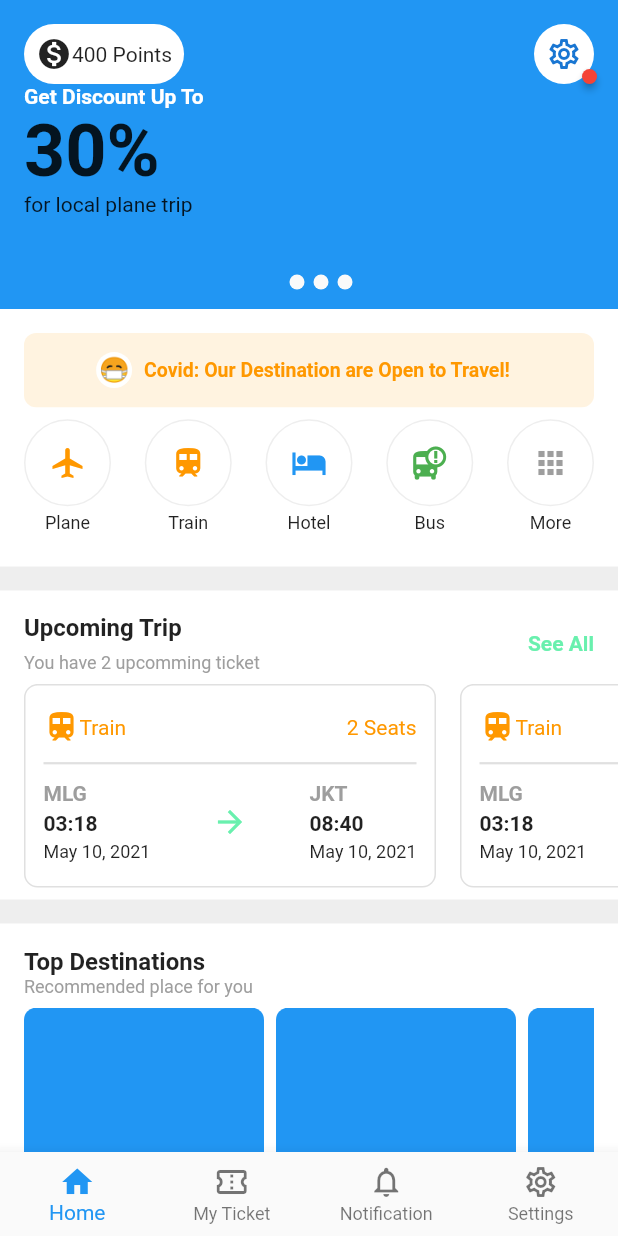
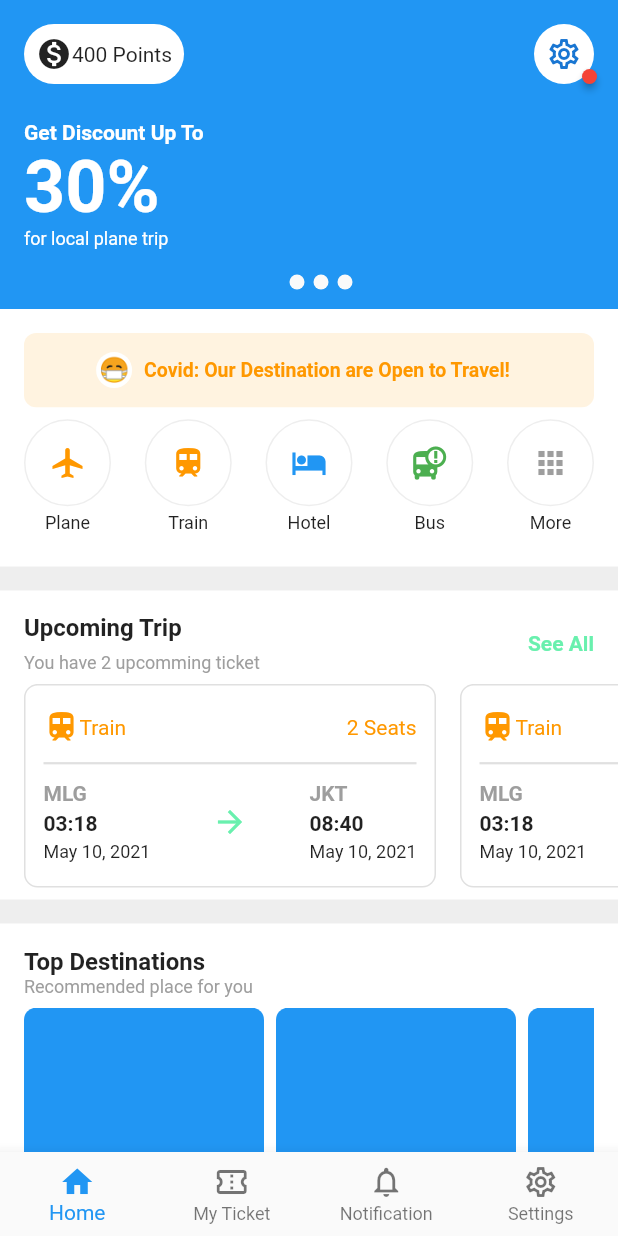
Before and after one commit to JAICHANGPARK/flutter_notebook_11th_story, a Flutter app: the screen it shows after launch, on a phone screen of 412 x 824 dp. Run offline on Flutter 3.47's test engine with Material 2 defaults, Android fonts, the phone set to English and light mode, and no system bars; drawn by our look-alikes of badges; our stand-ins replace backdrop, flutter_inner_drawer, flutter_slidable, flutter_swiper, google_fonts.

Commit message:
Update ticket_booking_home_page.dart

```diff
--- a/lib/ep710_ticket_booking_app/ticket_booking_home_page.dart
+++ b/lib/ep710_ticket_booking_app/ticket_booking_home_page.dart
@@ -75,15 +75,20 @@ class _TicketBookingHomePageState extends State<TicketBookingHomePage> {
                               )
                             ],
                           ),
+                          SizedBox(height: 24,),
                           Text("Get Discount Up To",style: TextStyle(
                             color: Colors.white,
                             fontWeight: FontWeight.bold,
                           ),),
                           Text("30%",style: TextStyle(
                             fontSize: 48,
-                            fontWeight: FontWeight.bold
+                            fontWeight: FontWeight.bold,
+                            color: Colors.white,
                           ),),
-                          Text("for local plane trip")
+                          Text("for local plane trip",style: TextStyle(
+                          color: Colors.white,
+                            fontSize: 12
+                          ), )
                         ],
                       ),
                     );
```
